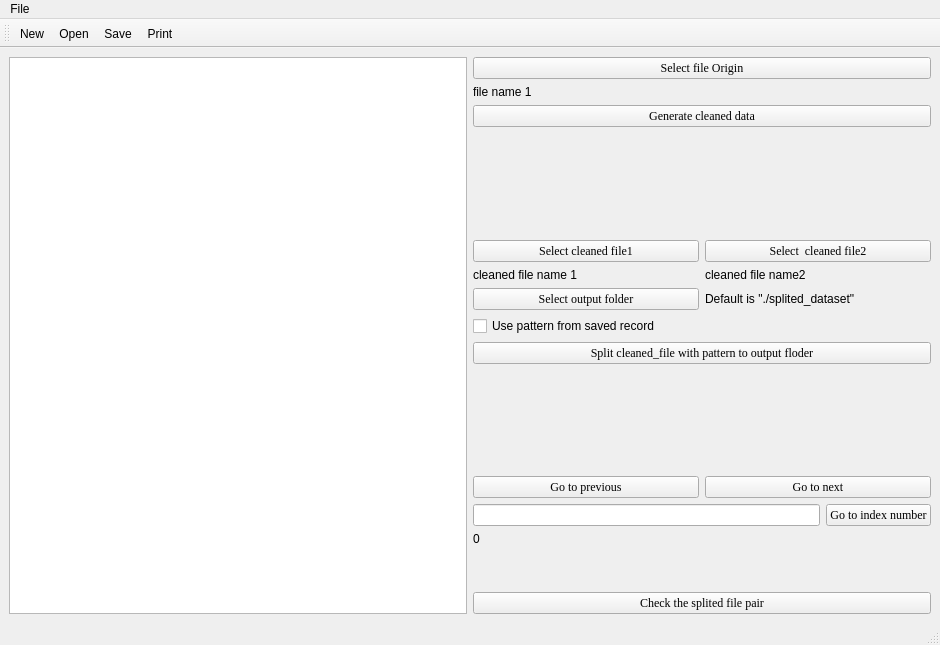
Qt form dependency analysis/mainwindow.ui (PacteraEDGE-UIF-Tool/datacompy) before a commit.
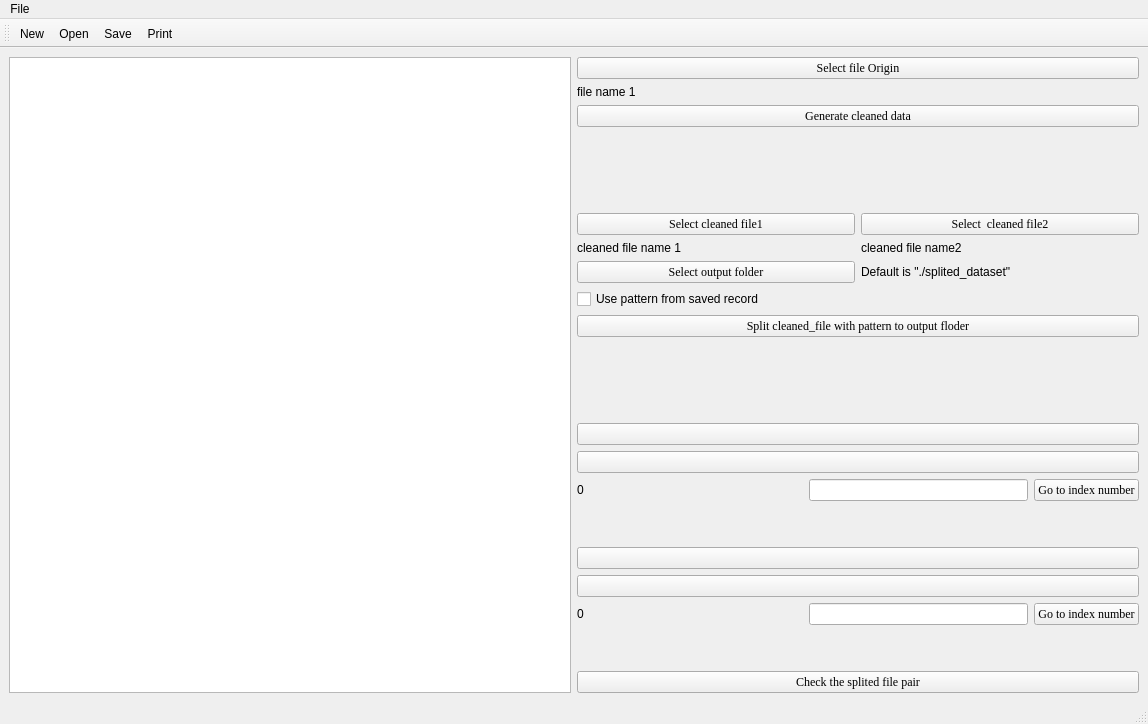
The same form after that commit. Icons and pictures are not drawn.

```diff
--- a/dependency analysis/mainwindow.ui
+++ b/dependency analysis/mainwindow.ui
@@ -6,10 +6,16 @@
    <rect>
     <x>0</x>
     <y>0</y>
-    <width>940</width>
-    <height>645</height>
+    <width>1148</width>
+    <height>724</height>
    </rect>
   </property>
+  <property name="minimumSize">
+   <size>
+    <width>0</width>
+    <height>0</height>
+   </size>
+  </property>
   <property name="windowTitle">
    <string>MainWindow</string>
   </property>
@@ -17,7 +23,7 @@
    <bool>false</bool>
   </property>
   <widget class="QWidget" name="centralwidget">
-   <layout class="QHBoxLayout" name="horizontalLayout_13">
+   <layout class="QHBoxLayout" name="horizontalLayout_15">
     <item>
      <widget class="QTreeView" name="treeView"/>
     </item>
@@ -212,10 +218,6 @@
        </spacer>
       </item>
       <item>
-       <layout class="QVBoxLayout" name="verticalLayout">
-        <item>
-         <layout class="QHBoxLayout" name="horizontalLayout">
-          <item>
            <widget class="QPushButton" name="pushButton_2">
             <property name="font">
              <font>
@@ -223,7 +225,11 @@
              </font>
             </property>
             <property name="text">
-             <string>Go to previous</string>
+         <string/>
+        </property>
+        <property name="icon">
+         <iconset>
+          <normaloff>img/up.png</normaloff>img/up.png</iconset>
             </property>
            </widget>
           </item>
@@ -235,14 +241,38 @@
              </font>
             </property>
             <property name="text">
-             <string>Go to next</string>
+         <string/>
+        </property>
+        <property name="icon">
+         <iconset>
+          <normaloff>img/down.png</normaloff>img/down.png</iconset>
             </property>
            </widget>
           </item>
-         </layout>
-        </item>
+      <item>
+       <layout class="QVBoxLayout" name="verticalLayout">
         <item>
          <layout class="QHBoxLayout" name="horizontalLayout_5">
+          <item>
+           <widget class="QLabel" name="label_3">
+            <property name="text">
+             <string>0</string>
+            </property>
+           </widget>
+          </item>
+          <item>
+           <spacer name="horizontalSpacer">
+            <property name="orientation">
+             <enum>Qt::Horizontal</enum>
+            </property>
+            <property name="sizeHint" stdset="0">
+             <size>
+              <width>40</width>
+              <height>20</height>
+             </size>
+            </property>
+           </spacer>
+          </item>
           <item>
            <widget class="QLineEdit" name="lineEdit"/>
           </item>
@@ -261,11 +291,115 @@
          </layout>
         </item>
         <item>
-         <widget class="QLabel" name="label_3">
+         <layout class="QHBoxLayout" name="horizontalLayout"/>
+        </item>
+        <item>
+         <layout class="QVBoxLayout" name="verticalLayout_8">
+          <item>
+           <spacer name="verticalSpacer_4">
+            <property name="orientation">
+             <enum>Qt::Vertical</enum>
+            </property>
+            <property name="sizeHint" stdset="0">
+             <size>
+              <width>20</width>
+              <height>40</height>
+             </size>
+            </property>
+           </spacer>
+          </item>
+          <item>
+           <layout class="QHBoxLayout" name="horizontalLayout_14">
+            <item>
+             <widget class="QPushButton" name="pushButton_12">
+              <property name="minimumSize">
+               <size>
+                <width>30</width>
+                <height>0</height>
+               </size>
+              </property>
+              <property name="font">
+               <font>
+                <family>Times New Roman</family>
+               </font>
+              </property>
+              <property name="text">
+               <string/>
+              </property>
+              <property name="icon">
+               <iconset>
+                <normaloff>img/up.png</normaloff>img/up.png</iconset>
+              </property>
+             </widget>
+            </item>
+           </layout>
+          </item>
+          <item>
+           <layout class="QHBoxLayout" name="horizontalLayout_13">
+            <item>
+             <widget class="QPushButton" name="pushButton_13">
+              <property name="minimumSize">
+               <size>
+                <width>30</width>
+                <height>0</height>
+               </size>
+              </property>
+              <property name="font">
+               <font>
+                <family>Times New Roman</family>
+               </font>
+              </property>
+              <property name="text">
+               <string/>
+              </property>
+              <property name="icon">
+               <iconset>
+                <normaloff>img/down.png</normaloff>img/down.png</iconset>
+              </property>
+             </widget>
+            </item>
+           </layout>
+          </item>
+          <item>
+           <layout class="QHBoxLayout" name="horizontalLayout_6">
+            <item>
+             <widget class="QLabel" name="label_6">
           <property name="text">
            <string>0</string>
           </property>
          </widget>
+            </item>
+            <item>
+             <spacer name="horizontalSpacer_2">
+              <property name="orientation">
+               <enum>Qt::Horizontal</enum>
+              </property>
+              <property name="sizeHint" stdset="0">
+               <size>
+                <width>40</width>
+                <height>20</height>
+               </size>
+              </property>
+             </spacer>
+            </item>
+            <item>
+             <widget class="QLineEdit" name="lineEdit_2"/>
+            </item>
+            <item>
+             <widget class="QPushButton" name="pushButton_11">
+              <property name="font">
+               <font>
+                <family>Times New Roman</family>
+               </font>
+              </property>
+              <property name="text">
+               <string>Go to index number</string>
+              </property>
+             </widget>
+            </item>
+           </layout>
+          </item>
+         </layout>
         </item>
         <item>
          <spacer name="verticalSpacer_3">
@@ -304,7 +438,7 @@
     <rect>
      <x>0</x>
      <y>0</y>
-     <width>940</width>
+     <width>1148</width>
      <height>26</height>
     </rect>
    </property>
```
Lines whose indentation alone changed are shown as unchanged.
